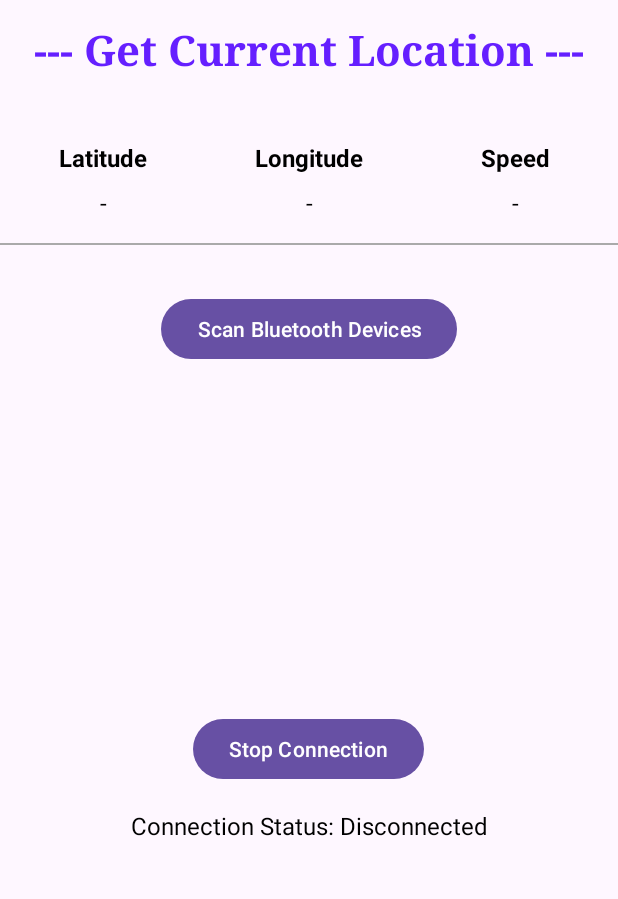
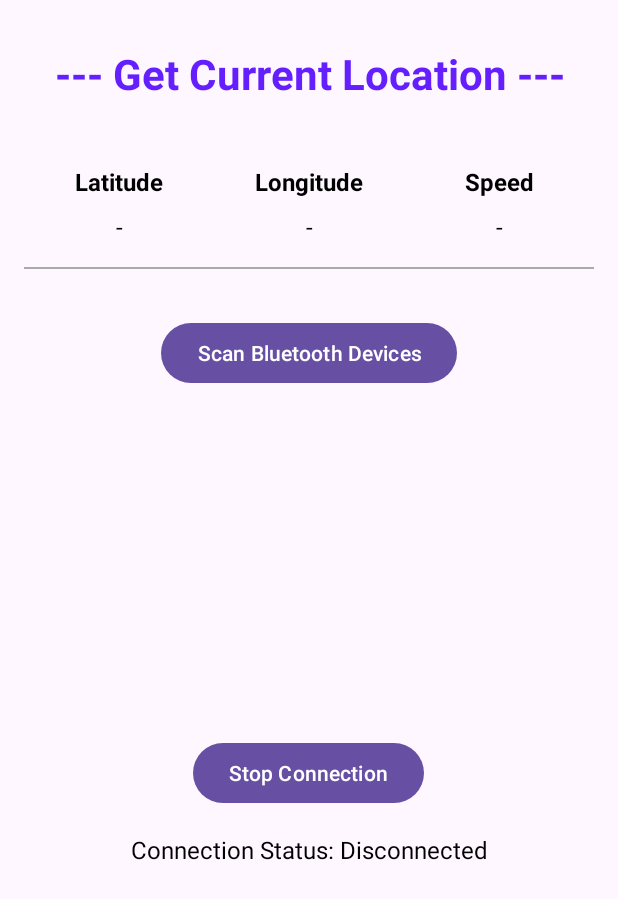
Before and after one commit to luisciaramicoli/Android-GPS-Bluetooth-Communication-with-ESP32, an Android app: the screen it shows after launch (MainActivity), after a tap on "Scan Bluetooth Devices", on a phone screen of 412 x 824 dp. Shown: the top 899 px of the screen. Run offline under Robolectric (Android 15) with nearby library versions, the light colour scheme and no system bars.

Commit message:
segundo plano

```diff
--- a/app/src/main/java/com/andreseptian/realtimegpsdata/MainActivity.kt
+++ b/app/src/main/java/com/andreseptian/realtimegpsdata/MainActivity.kt
@@ -1,5 +1,6 @@
 package com.andreseptian.realtimegpsdata
 
+import android.Manifest
 import android.bluetooth.BluetoothAdapter
 import android.bluetooth.BluetoothDevice
 import android.content.BroadcastReceiver
@@ -7,14 +8,12 @@ import android.content.Context
 import android.content.Intent
 import android.content.IntentFilter
 import android.content.pm.PackageManager
-import android.os.Handler
-import android.os.Looper
-import android.widget.Toast
-import android.annotation.SuppressLint
-import android.os.Bundle
+import android.os.*
 import android.util.Log
 import android.widget.TextView
+import android.widget.Toast
 import androidx.appcompat.app.AppCompatActivity
+import androidx.core.app.ActivityCompat
 import androidx.recyclerview.widget.LinearLayoutManager
 import androidx.recyclerview.widget.RecyclerView
 
@@ -41,13 +40,6 @@ class MainActivity : AppCompatActivity() {
         connectionStatusTextView = findViewById(R.id.tv_connection_status)
         bluetoothRecyclerView = findViewById(R.id.rv_bluetooth_devices)
 
-        val permissionHandler = PermissionHandler(this)
-        if (permissionHandler.hasLocationPermission()) {
-            startLocationUpdates()
-        } else {
-            permissionHandler.requestLocationPermission()
-        }
-
         bluetoothManager = BluetoothManager(this)
 
         bluetoothDeviceAdapter = BluetoothDeviceAdapter(bluetoothDevices) { device ->
@@ -65,35 +57,43 @@ class MainActivity : AppCompatActivity() {
         findViewById<TextView>(R.id.btn_stop_connection).setOnClickListener {
             stopBluetoothConnection()
         }
+
+        startLocationUpdates()
     }
 
     private fun ensureBluetoothPermission(onGranted: () -> Unit) {
-        val requiredPermissions = arrayOf(
-            android.Manifest.permission.BLUETOOTH,
-            android.Manifest.permission.BLUETOOTH_ADMIN,
-            android.Manifest.permission.BLUETOOTH_SCAN,
-            android.Manifest.permission.BLUETOOTH_CONNECT
+        val requiredPermissions = mutableListOf(
+            Manifest.permission.BLUETOOTH,
+            Manifest.permission.BLUETOOTH_ADMIN,
+            Manifest.permission.ACCESS_FINE_LOCATION,
+            Manifest.permission.ACCESS_COARSE_LOCATION
         )
 
+        // Verificação para Android 12 (API 31) ou superior
+        if (Build.VERSION.SDK_INT >= Build.VERSION_CODES.S) {
+            requiredPermissions.addAll(listOf(
+                Manifest.permission.BLUETOOTH_SCAN,
+                Manifest.permission.BLUETOOTH_CONNECT
+            ))
+        }
+
         val missingPermissions = requiredPermissions.filter {
-            checkSelfPermission(it) != PackageManager.PERMISSION_GRANTED
+            ActivityCompat.checkSelfPermission(this, it) != PackageManager.PERMISSION_GRANTED
         }
 
         if (missingPermissions.isEmpty()) {
             onGranted()
         } else {
-            requestPermissions(missingPermissions.toTypedArray(), 1001)
+            ActivityCompat.requestPermissions(this, missingPermissions.toTypedArray(), 1001)
         }
     }
 
     override fun onRequestPermissionsResult(requestCode: Int, permissions: Array<out String>, grantResults: IntArray) {
         super.onRequestPermissionsResult(requestCode, permissions, grantResults)
-        if (requestCode == 1001) {
-            if (grantResults.all { it == PackageManager.PERMISSION_GRANTED }) {
-                scanBluetoothDevices()
-            } else {
-                Toast.makeText(this, "Permissões Bluetooth negadas", Toast.LENGTH_SHORT).show()
-            }
+        if (requestCode == 1001 && grantResults.all { it == PackageManager.PERMISSION_GRANTED }) {
+            scanBluetoothDevices()
+        } else {
+            Toast.makeText(this, "Permissões Bluetooth negadas", Toast.LENGTH_SHORT).show()
         }
     }
 
@@ -134,6 +134,7 @@ class MainActivity : AppCompatActivity() {
                 }
             }
         }
+
         val filter = IntentFilter(BluetoothDevice.ACTION_FOUND)
         registerReceiver(bluetoothReceiver, filter)
 
--- a/app/src/main/res/layout/activity_main.xml
+++ b/app/src/main/res/layout/activity_main.xml
@@ -8,14 +8,15 @@
     <LinearLayout
         android:layout_width="match_parent"
         android:layout_height="wrap_content"
-        android:orientation="vertical">
+        android:orientation="vertical"
+        android:padding="16dp">
 
         <TextView
             android:id="@+id/tv_title"
             android:layout_width="match_parent"
             android:layout_height="wrap_content"
             android:layout_marginTop="14dp"
-            android:fontFamily="times"
+            android:fontFamily="sans-serif"
             android:gravity="center"
             android:text="@string/get_current_location"
             android:textColor="#651FFF"
@@ -42,7 +43,7 @@
                     android:layout_weight="1"
                     android:gravity="center"
                     android:text="@string/latitude"
-                    android:textColor="@color/black"
+                    android:textColor="@android:color/black"
                     android:textStyle="bold"
                     android:textSize="16sp" />
 
@@ -52,7 +53,7 @@
                     android:layout_weight="1"
                     android:gravity="center"
                     android:text="@string/longitude"
-                    android:textColor="@color/black"
+                    android:textColor="@android:color/black"
                     android:textStyle="bold"
                     android:textSize="16sp" />
 
@@ -62,7 +63,7 @@
                     android:layout_weight="1"
                     android:gravity="center"
                     android:text="@string/speed"
-                    android:textColor="@color/black"
+                    android:textColor="@android:color/black"
                     android:textStyle="bold"
                     android:textSize="16sp" />
             </LinearLayout>
@@ -82,7 +83,7 @@
                     android:layout_weight="1"
                     android:gravity="center"
                     android:text="@string/dash"
-                    android:textColor="@color/black"
+                    android:textColor="@android:color/black"
                     android:textSize="16sp" />
 
                 <TextView
@@ -92,7 +93,7 @@
                     android:layout_weight="1"
                     android:gravity="center"
                     android:text="@string/dash"
-                    android:textColor="@color/black"
+                    android:textColor="@android:color/black"
                     android:textSize="16sp" />
 
                 <TextView
@@ -102,7 +103,7 @@
                     android:layout_weight="1"
                     android:gravity="center"
                     android:text="@string/dash"
-                    android:textColor="@color/black"
+                    android:textColor="@android:color/black"
                     android:textSize="16sp" />
             </LinearLayout>
 
@@ -120,7 +121,8 @@
                 android:layout_height="wrap_content"
                 android:layout_gravity="center"
                 android:layout_marginTop="16dp"
-                android:text="@string/scan_bluetooth_devices" />
+                android:text="@string/scan_bluetooth_devices"
+                android:contentDescription="@string/scan_bluetooth_devices" />
 
             <androidx.recyclerview.widget.RecyclerView
                 android:id="@+id/rv_bluetooth_devices"
@@ -134,7 +136,8 @@
                 android:layout_height="wrap_content"
                 android:layout_gravity="center"
                 android:layout_marginTop="16dp"
-                android:text="@string/stop_connection" />
+                android:text="@string/stop_connection"
+                android:contentDescription="@string/stop_connection" />
 
             <TextView
                 android:id="@+id/tv_connection_status"
@@ -145,8 +148,6 @@
                 android:text="@string/connection_status"
                 android:textColor="@android:color/black"
                 android:textSize="16sp" />
-
-
         </LinearLayout>
     </LinearLayout>
 </ScrollView>
```
Also changed, not shown: app/src/main/AndroidManifest.xml (+7 -6 lines), app/src/main/java/com/andreseptian/realtimegpsdata/LocationService.kt (added, +69 -0 lines).
